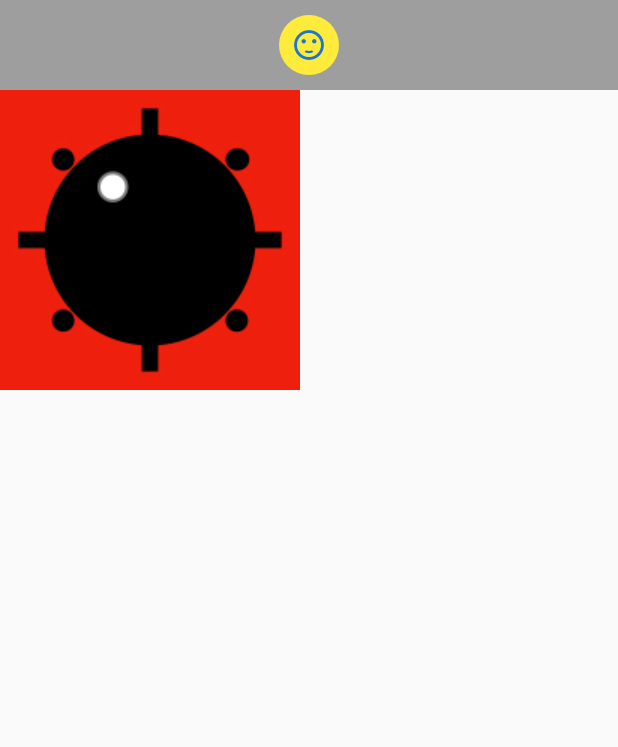
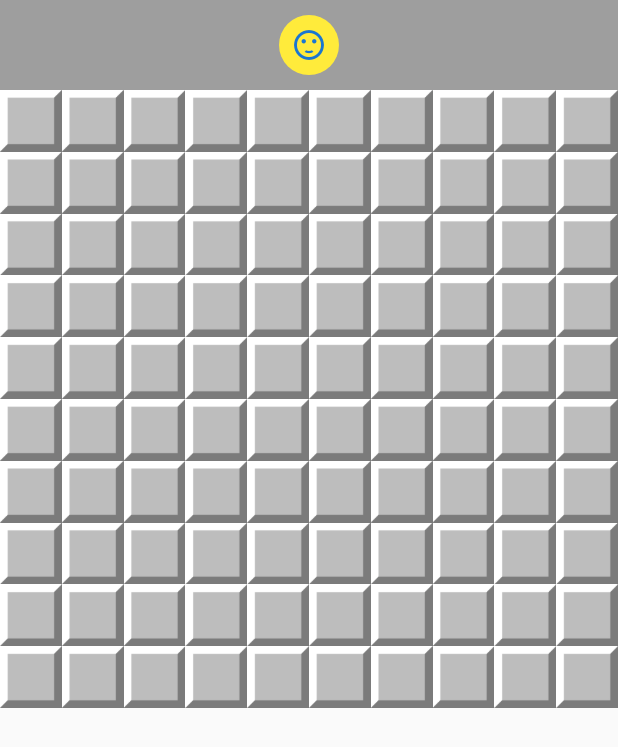
Before and after one commit to Henrique523/coder-flutter-udemy, a Flutter app: the screen it shows after launch, on a phone screen of 412 x 824 dp. Shown: the top 747 px of the screen. Run offline on Flutter 3.47's test engine with Material 2 defaults, Android fonts, the phone set to English and light mode, and no system bars; our stand-ins replace cloud_firestore, firebase_auth, firebase_core, firebase_messaging, firebase_storage, form_field_validator and 5 more; accounts and stored records are empty.

Commit message:
continua desenvolvimento de campo minado

```diff
--- a/campo_minado/lib/components/campo_widget.dart
+++ b/campo_minado/lib/components/campo_widget.dart
@@ -14,6 +14,8 @@ class CampoWidget extends StatelessWidget {
   });
 
   Widget _getImage() {
+    int qtdeMinas = campo.qtdeMinasNaVizinhanca;
+
     if (campo.aberto && campo.minado && campo.explodido) {
       return Image.asset('assets/images/bomba_0.jpeg');
     }
@@ -26,36 +28,12 @@ class CampoWidget extends StatelessWidget {
       return Image.asset('assets/images/aberto_0.jpeg');
     }
 
-    if (campo.aberto && ! campo.minado && ! campo.explodido && campo.qtdeMinasNaVizinhanca == 1) {
-      return Image.asset('assets/images/aberto_1.jpeg');
+    if (campo.aberto && ! campo.minado && ! campo.explodido && campo.qtdeMinasNaVizinhanca > 0) {
+      return Image.asset('assets/images/aberto_$qtdeMinas.jpeg');
     }
 
-    if (campo.aberto && ! campo.minado && ! campo.explodido && campo.qtdeMinasNaVizinhanca == 2) {
-      return Image.asset('assets/images/aberto_2.jpeg');
-    }
-
-    if (campo.aberto && ! campo.minado && ! campo.explodido && campo.qtdeMinasNaVizinhanca == 3) {
-      return Image.asset('assets/images/aberto_3.jpeg');
-    }
-
-    if (campo.aberto && ! campo.minado && ! campo.explodido && campo.qtdeMinasNaVizinhanca == 4) {
-      return Image.asset('assets/images/aberto_4.jpeg');
-    }
-
-    if (campo.aberto && ! campo.minado && ! campo.explodido && campo.qtdeMinasNaVizinhanca == 5) {
-      return Image.asset('assets/images/aberto_5.jpeg');
-    }
-
-    if (campo.aberto && ! campo.minado && ! campo.explodido && campo.qtdeMinasNaVizinhanca == 6) {
-      return Image.asset('assets/images/aberto_6.jpeg');
-    }
-
-    if (campo.aberto && ! campo.minado && ! campo.explodido && campo.qtdeMinasNaVizinhanca == 7) {
-      return Image.asset('assets/images/aberto_7.jpeg');
-    }
-
-    if (campo.aberto && ! campo.minado && ! campo.explodido && campo.qtdeMinasNaVizinhanca == 8) {
-      return Image.asset('assets/images/aberto_8.jpeg');
+    if (campo.marcado) {
+      return Image.asset('assets/images/bandeira.jpeg');
     }
 
     return Image.asset('assets/images/fechado.jpeg');
--- /dev/null
+++ b/campo_minado/lib/components/tabuleiro_widget.dart
@@ -0,0 +1,32 @@
+import 'package:campo_minado/components/campo_widget.dart';
+import 'package:campo_minado/models/campo.dart';
+import 'package:campo_minado/models/tabuleiro.dart';
+import 'package:flutter/material.dart';
+
+class TabuleiroWidget extends StatelessWidget {
+  final Tabuleiro tabuleiro;
+  final void Function(Campo) onAbrir;
+  final void Function(Campo) onAlternarMarcacao;
+
+  TabuleiroWidget({
+    required this.tabuleiro,
+    required this.onAbrir,
+    required this.onAlternarMarcacao,
+  });
+
+  @override
+  Widget build(BuildContext context) {
+    return Container(
+      child: GridView.count(
+        crossAxisCount: tabuleiro.colunas,
+        children: tabuleiro.campos.map((campo) {
+          return CampoWidget(
+            campo: campo,
+            onAbrir: onAbrir,
+            onAlternarMarcacao: onAlternarMarcacao,
+          );
+        }).toList(),
+      ),
+    );
+  }
+}
--- a/campo_minado/lib/screens/campo_minado_app.dart
+++ b/campo_minado/lib/screens/campo_minado_app.dart
@@ -1,45 +1,55 @@
 import 'package:campo_minado/components/campo_widget.dart';
 import 'package:campo_minado/components/resultado_widget.dart';
+import 'package:campo_minado/components/tabuleiro_widget.dart';
 import 'package:campo_minado/models/campo.dart';
 import 'package:campo_minado/models/explosao_exception.dart';
+import 'package:campo_minado/models/tabuleiro.dart';
 import 'package:flutter/material.dart';
 
-class CampoMinadoApp extends StatelessWidget {
+class CampoMinadoApp extends StatefulWidget {
   const CampoMinadoApp({Key? key}) : super(key: key);
+
+  @override
+  _CampoMinadoAppState createState() => _CampoMinadoAppState();
+}
+
+class _CampoMinadoAppState extends State<CampoMinadoApp> {
+  bool? _venceu;
+  Tabuleiro _tabuleiro = Tabuleiro(
+    linhas: 10,
+    colunas: 10,
+    qtdeBombas: 3,
+  );
 
   void _reiniciar() {
     print('Reiniciado');
   }
 
   void _abrir(Campo campo) {
-    campo.abrir();
+    setState(() {
+      campo.abrir();
+    });
   }
 
   void _alternarMarcacao(Campo campo) {
-    campo.alternarMarcacao();
+    setState(() {
+      campo.alternarMarcacao();
+    });
   }
 
   @override
   Widget build(BuildContext context) {
-    Campo campo = Campo(linha: 0, coluna: 0);
-
-    try {
-      campo.minar();
-      campo.abrir();
-    } on ExplosaoException {
-
-    }
-
     return MaterialApp(
       home: Scaffold(
         appBar: ResultadoWidget(
           onReiniciar: _reiniciar,
+          venceu: _venceu,
         ),
         body: Container(
-          child: CampoWidget(
-            campo: campo,
+          child: TabuleiroWidget(
             onAbrir: _abrir,
             onAlternarMarcacao: _alternarMarcacao,
+            tabuleiro: _tabuleiro,
           ),
         ),
       ),
```
